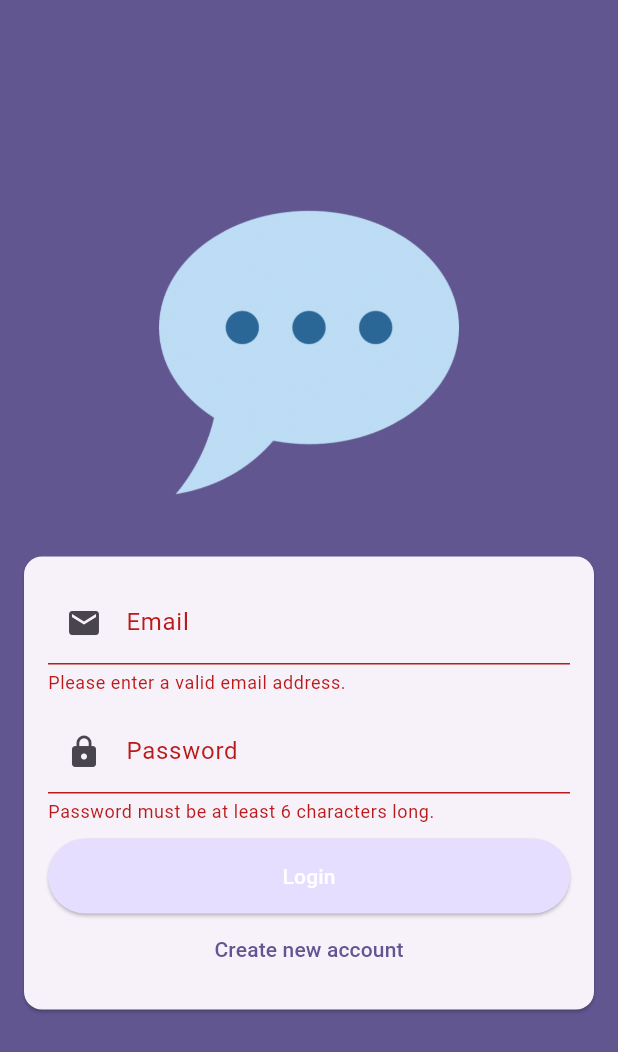
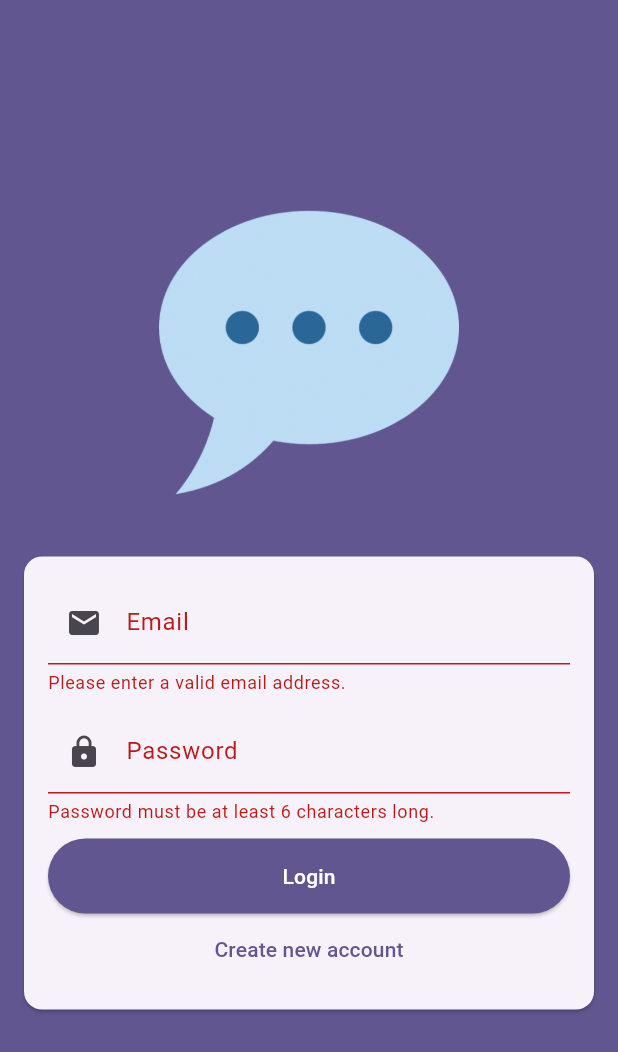
Before and after one commit to ahmedmohsen302/flutter_chat, a Flutter app: the screen it shows after launch, after a tap on "Login", on a phone screen of 412 x 824 dp. Shown: the top 1052 px of the screen. Run offline on Flutter 3.47's test engine with Material 3 defaults, Android fonts, the phone set to English and light mode, and no system bars; our stand-ins replace firebase_auth, firebase_core; accounts and stored records are empty.

```diff
--- a/lib/main.dart
+++ b/lib/main.dart
@@ -1,7 +1,11 @@
+import 'package:firebase_core/firebase_core.dart';
 import 'package:flutter/material.dart';
+import 'package:flutter_chat/firebase_options.dart';
 import 'package:flutter_chat/views/auth_view.dart';
 
-void main() {
+void main() async {
+  WidgetsFlutterBinding.ensureInitialized();
+  await Firebase.initializeApp(options: DefaultFirebaseOptions.currentPlatform);
   runApp(const App());
 }
 
--- a/lib/views/auth_view.dart
+++ b/lib/views/auth_view.dart
@@ -1,4 +1,7 @@
+import 'package:firebase_auth/firebase_auth.dart';
 import 'package:flutter/material.dart';
+
+final _firebase = FirebaseAuth.instance;
 
 class AuthView extends StatefulWidget {
   const AuthView({super.key});
@@ -12,9 +15,49 @@ class _AuthViewState extends State<AuthView> {
   var _isLogin = true;
   var _email = '';
   var _password = '';
-  void _submitForm() {
+  void _submitForm() async {
     if (!_formKey.currentState!.validate()) {
-      _formKey.currentState!.save();
+      return;
+    }
+    _formKey.currentState!.save();
+
+    try {
+      if (_isLogin) {
+        await _firebase.signInWithEmailAndPassword(
+          email: _email,
+          password: _password,
+        );
+      } else {
+        await _firebase.createUserWithEmailAndPassword(
+          email: _email,
+          password: _password,
+        );
+      }
+    } on FirebaseAuthException catch (error) {
+      // Handle specific FirebaseAuthException errors
+      if (error.code == 'user-not-found') {
+        ScaffoldMessenger.of(context).showSnackBar(
+          SnackBar(content: Text('No user found for that email.')),
+        );
+      } else if (error.code == 'wrong-password') {
+        ScaffoldMessenger.of(context).showSnackBar(
+          SnackBar(content: Text('Wrong password provided for that user.')),
+        );
+      } else if (error.code == 'email-already-in-use') {
+        ScaffoldMessenger.of(context).showSnackBar(
+          SnackBar(content: Text('The account already exists for that email.')),
+        );
+      } else if (error.code == 'invalid-email') {
+        ScaffoldMessenger.of(context).showSnackBar(
+          SnackBar(content: Text('The email address is not valid.')),
+        );
+      } else {
+        // Handle other errors
+        ScaffoldMessenger.of(context).showSnackBar(
+          SnackBar(content: Text('An error occurred: ${error.message}')),
+        );
+      }
+      return;
     }
   }
 
@@ -59,7 +102,7 @@ class _AuthViewState extends State<AuthView> {
                             textCapitalization: TextCapitalization.none,
                             validator: (value) {
                               if (value == null ||
-                                  value.isEmpty ||
+                                  value.trim().isEmpty ||
                                   !value.contains('@')) {
                                 return 'Please enter a valid email address.';
                               }
@@ -79,7 +122,7 @@ class _AuthViewState extends State<AuthView> {
                             validator: (value) {
                               if (value == null ||
                                   value.isEmpty ||
-                                  value.length < 6) {
+                                  value.trim().length < 6) {
                                 return 'Password must be at least 6 characters long.';
                               }
                               return null;
@@ -97,7 +140,7 @@ class _AuthViewState extends State<AuthView> {
                               ),
                               backgroundColor: Theme.of(
                                 context,
-                              ).colorScheme.primaryContainer,
+                              ).colorScheme.primary,
                               foregroundColor: Colors.white,
                             ),
                             onPressed: _submitForm,
```
Also changed, not shown: pubspec.yaml (+4 -15 lines), firebase.json (added), lib/firebase_options.dart (added), pubspec.lock, 6 other files.
